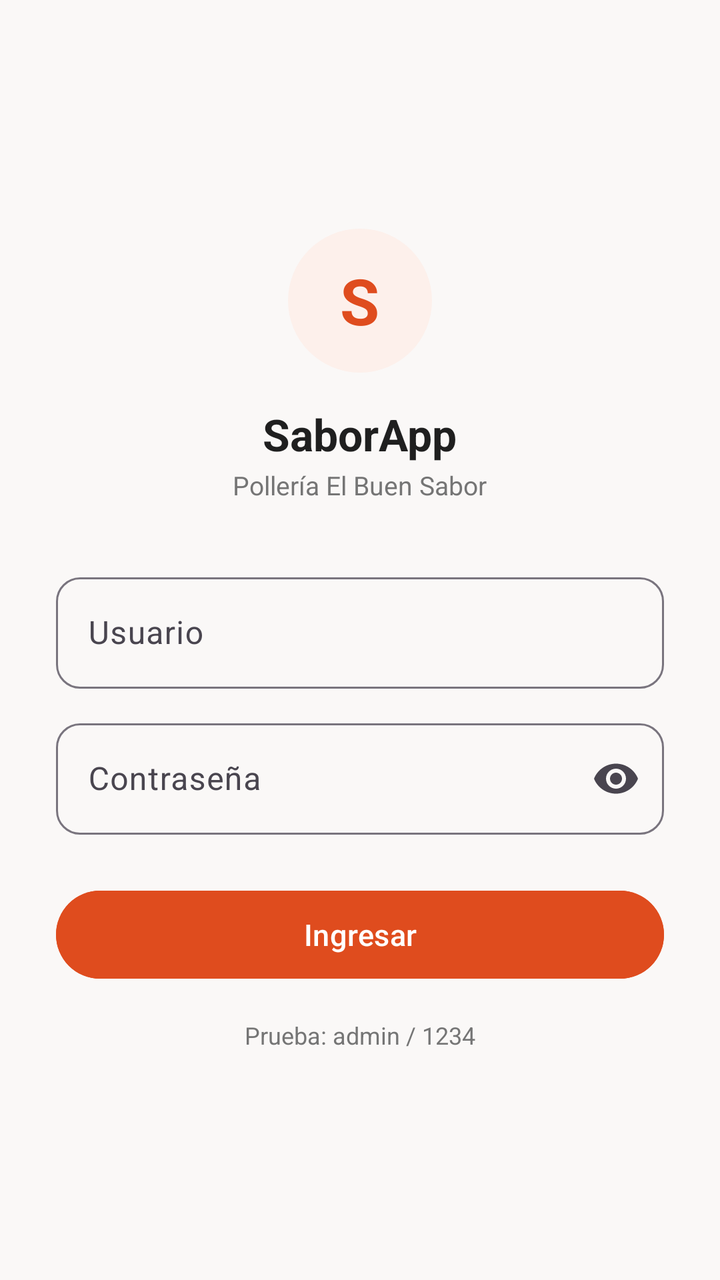
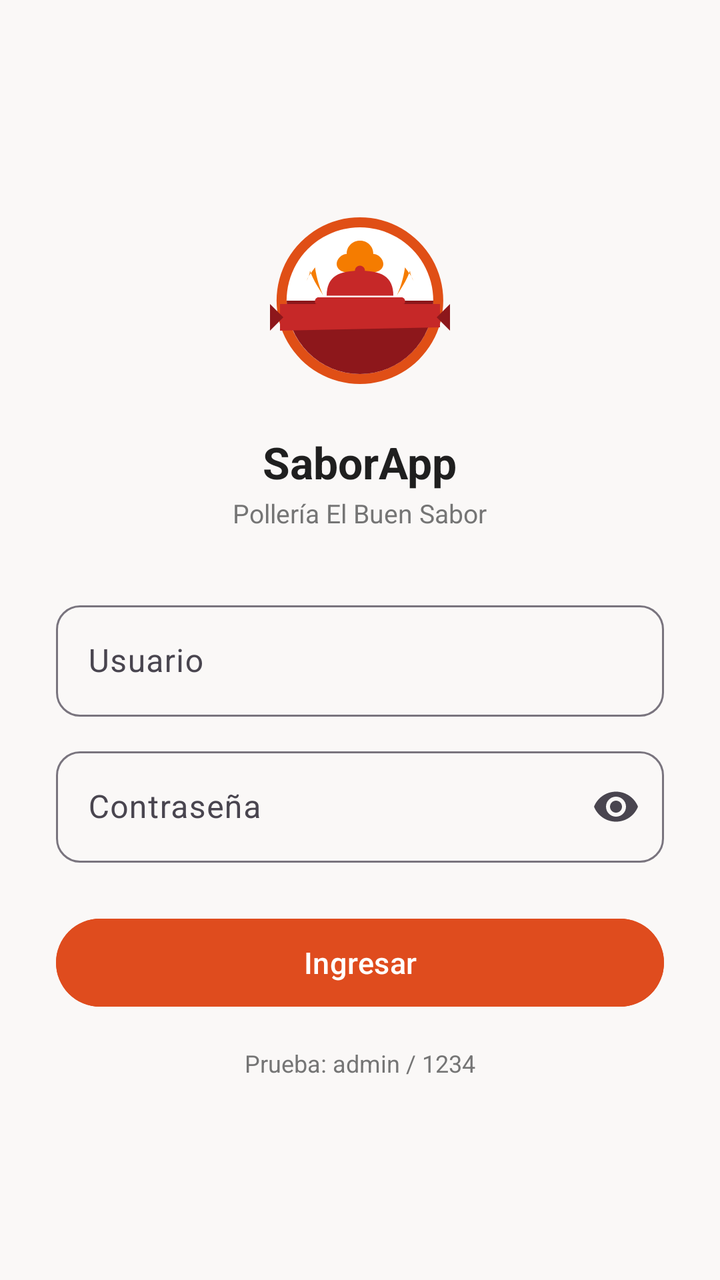

Screens rendered from an Android XML layout before and after an edit, with the pre-edit source and the edit as a unified diff.
<!-- AndroidManifest.xml: application theme Theme.SaborApp -->
<!-- res/layout/activity_login.xml -->
<?xml version="1.0" encoding="utf-8"?>
<ScrollView xmlns:android="http://schemas.android.com/apk/res/android"
    xmlns:app="http://schemas.android.com/apk/res-auto"
    android:layout_width="match_parent"
    android:layout_height="match_parent"
    android:fillViewport="true"
    android:background="@color/sabor_crema">

    <LinearLayout
        android:layout_width="match_parent"
        android:layout_height="wrap_content"
        android:gravity="center_horizontal"
        android:orientation="vertical"
        android:padding="28dp">

        <View
            android:layout_width="0dp"
            android:layout_height="0dp"
            android:layout_weight="1" />

        
        <FrameLayout
            android:layout_width="72dp"
            android:layout_height="72dp"
            android:background="@drawable/bg_circle_orange"
            android:layout_marginBottom="16dp">

            <TextView
                android:layout_width="wrap_content"
                android:layout_height="wrap_content"
                android:layout_gravity="center"
                android:text="S"
                android:textColor="@color/sabor_naranja"
                android:textSize="32sp"
                android:textStyle="bold" />
        </FrameLayout>

        
        <TextView
            android:layout_width="wrap_content"
            android:layout_height="wrap_content"
            android:text="@string/login_titulo"
            android:textColor="@color/sabor_negro"
            android:textSize="22sp"
            android:textStyle="bold" />

        
        <TextView
            android:layout_width="wrap_content"
            android:layout_height="wrap_content"
            android:layout_marginTop="2dp"
            android:layout_marginBottom="32dp"
            android:text="@string/login_subtitulo"
            android:textColor="@color/sabor_gris_texto"
            android:textSize="13sp" />

        
        <com.google.android.material.textfield.TextInputLayout
            android:id="@+id/tilUsuario"
            style="@style/Widget.Material3.TextInputLayout.OutlinedBox"
            android:layout_width="match_parent"
            android:layout_height="wrap_content"
            android:hint="@string/login_usuario"
            app:boxCornerRadiusBottomEnd="12dp"
            app:boxCornerRadiusBottomStart="12dp"
            app:boxCornerRadiusTopEnd="12dp"
            app:boxCornerRadiusTopStart="12dp">

            <com.google.android.material.textfield.TextInputEditText
                android:id="@+id/etUsuario"
                android:layout_width="match_parent"
                android:layout_height="wrap_content"
                android:inputType="text" />
        </com.google.android.material.textfield.TextInputLayout>

        
        <com.google.android.material.textfield.TextInputLayout
            android:id="@+id/tilClave"
            style="@style/Widget.Material3.TextInputLayout.OutlinedBox"
            android:layout_width="match_parent"
            android:layout_height="wrap_content"
            android:layout_marginTop="12dp"
            android:hint="@string/login_clave"
            app:endIconMode="password_toggle"
            app:boxCornerRadiusBottomEnd="12dp"
            app:boxCornerRadiusBottomStart="12dp"
            app:boxCornerRadiusTopEnd="12dp"
            app:boxCornerRadiusTopStart="12dp">

            <com.google.android.material.textfield.TextInputEditText
                android:id="@+id/etClave"
                android:layout_width="match_parent"
                android:layout_height="wrap_content"
                android:inputType="textPassword" />
        </com.google.android.material.textfield.TextInputLayout>

        
        <com.google.android.material.button.MaterialButton
            android:id="@+id/btnIngresar"
            android:layout_width="match_parent"
            android:layout_height="52dp"
            android:layout_marginTop="24dp"
            android:backgroundTint="@color/sabor_naranja"
            android:text="@string/login_ingresar"
            android:textAllCaps="false"
            android:textSize="15sp"
            app:cornerRadius="26dp" />

        
        <TextView
            android:layout_width="wrap_content"
            android:layout_height="wrap_content"
            android:layout_marginTop="16dp"
            android:text="@string/login_prueba_hint"
            android:textColor="@color/sabor_gris_texto"
            android:textSize="12sp" />

        <View
            android:layout_width="0dp"
            android:layout_height="0dp"
            android:layout_weight="1" />
    </LinearLayout>
</ScrollView>
<!-- resources referenced by this layout -->
<resources>
  <color name="sabor_crema">#FAF8F7</color>
  <color name="sabor_gris_texto">#757575</color>
  <color name="sabor_naranja">#DF4C1E</color>
  <color name="sabor_negro">#1F1F1F</color>
  <!-- drawable bg_circle_orange (drawable) -->
  <?xml version="1.0" encoding="utf-8"?>
  <shape xmlns:android="http://schemas.android.com/apk/res/android"
      android:shape="oval">
      <solid android:color="@color/sabor_naranja_suave" />
      <size android:width="40dp" android:height="40dp" />
  </shape>
  <string name="login_clave">Contraseña</string>
  <string name="login_ingresar">Ingresar</string>
  <string name="login_prueba_hint">Prueba: admin / 1234</string>
  <string name="login_subtitulo">Pollería El Buen Sabor</string>
  <string name="login_titulo">SaborApp</string>
  <string name="login_usuario">Usuario</string>
  <style name="Theme.SaborApp" parent="Theme.Material3.Light.NoActionBar">
          <item name="colorPrimary">@color/sabor_naranja</item>
          <item name="colorOnPrimary">@color/white</item>
          <item name="colorSecondary">@color/sabor_rojo</item>
          <item name="colorOnSecondary">@color/white</item>
          <item name="android:windowBackground">@color/sabor_crema</item>
          <item name="android:statusBarColor">@color/sabor_naranja_oscuro</item>
      </style>
  <color name="sabor_naranja_suave">#FDF0EB</color>
  <color name="white">#FFFFFFFF</color>
  <color name="sabor_rojo">#C62828</color>
  <color name="sabor_naranja_oscuro">#C83B0E</color>
</resources>

<!-- the commit's change to res/layout/activity_login.xml (unified diff, before → after) -->
@@ -19,21 +19,13 @@
             android:layout_weight="1" />
 
         
-        <FrameLayout
-            android:layout_width="72dp"
-            android:layout_height="72dp"
-            android:background="@drawable/bg_circle_orange"
-            android:layout_marginBottom="16dp">
-
-            <TextView
-                android:layout_width="wrap_content"
-                android:layout_height="wrap_content"
-                android:layout_gravity="center"
-                android:text="S"
-                android:textColor="@color/sabor_naranja"
-                android:textSize="32sp"
-                android:textStyle="bold" />
-        </FrameLayout>
+        <ImageView
+            android:id="@+id/ivLogoLogin"
+            android:layout_width="100dp"
+            android:layout_height="100dp"
+            android:layout_marginBottom="16dp"
+            android:contentDescription="@string/login_titulo"
+            android:src="@drawable/ic_logo_app" />
 
         
         <TextView
<!-- resource entries referenced after the edit -->
@@ -4,13 +4,69 @@
   <color name="sabor_gris_texto">#757575</color>
   <color name="sabor_naranja">#DF4C1E</color>
   <color name="sabor_negro">#1F1F1F</color>
-  <!-- drawable bg_circle_orange (drawable) -->
+  <!-- drawable ic_logo_app (drawable) -->
   <?xml version="1.0" encoding="utf-8"?>
-  <shape xmlns:android="http://schemas.android.com/apk/res/android"
-      android:shape="oval">
-      <solid android:color="@color/sabor_naranja_suave" />
-      <size android:width="40dp" android:height="40dp" />
-  </shape>
+  <vector xmlns:android="http://schemas.android.com/apk/res/android"
+      android:width="120dp"
+      android:height="120dp"
+      android:viewportWidth="120"
+      android:viewportHeight="120">
+  
+      
+      <path
+          android:fillColor="#E04F16"
+          android:pathData="M60,10 A50,50 0 1,1 59.9,10 Z" />
+  
+      
+      <path
+          android:fillColor="#FFFFFF"
+          android:pathData="M60,16 A44,44 0 1,1 59.9,16 Z" />
+  
+      
+      <path
+          android:fillColor="#8D171B"
+          android:pathData="M16,60 A44,44 0 0,0 104,60 Z" />
+  
+      
+      <path
+          android:fillColor="#C62828"
+          android:pathData="M12,62 L108,62 L108,76 L12,78 Z" />
+      <path
+          android:fillColor="#8D171B"
+          android:pathData="M6,62 L14,70 L6,78 Z" />
+      <path
+          android:fillColor="#8D171B"
+          android:pathData="M114,62 L106,70 L114,78 Z" />
+  
+      
+      <path
+          android:fillColor="#F57C00"
+          android:pathData="M52,32 C52,27 56,24 60,24 C64,24 68,27 68,32 C71,32 74,35 74,38 C74,41 71,43 68,43 L52,43 C49,43 46,41 46,38 C46,35 49,32 52,32 Z" />
+  
+      
+      
+      <path
+          android:fillColor="#C62828"
+          android:pathData="M60,39 A3,3 0 1,1 59.9,39 Z" />
+      
+      <path
+          android:fillColor="#C62828"
+          android:pathData="M40,57 C40,45 48,42 60,42 C72,42 80,45 80,57 Z" />
+      
+      <path
+          android:fillColor="#C62828"
+          android:pathData="M35,58 L85,58 C86,58 87,59 87,60 L87,61 C87,62 86,62 85,62 L35,62 C34,62 33,62 33,61 L33,60 C33,59 34,58 35,58 Z" />
+  
+      
+      <path
+          android:fillColor="#F57C00"
+          android:pathData="M30,42 C32,48 35,52 38,57 C36,53 34,47 33,40 C31,43 29,45 28,48 C29,46 30,44 30,42 Z" />
+  
+      
+      <path
+          android:fillColor="#F57C00"
+          android:pathData="M90,42 C88,48 85,52 82,57 C84,53 86,47 87,40 C89,43 91,45 92,48 C91,46 90,44 90,42 Z" />
+  </vector>
   <string name="login_clave">Contraseña</string>
   <string name="login_ingresar">Ingresar</string>
   <string name="login_prueba_hint">Prueba: admin / 1234</string>
@@ -25,7 +81,6 @@
           <item name="android:windowBackground">@color/sabor_crema</item>
           <item name="android:statusBarColor">@color/sabor_naranja_oscuro</item>
       </style>
-  <color name="sabor_naranja_suave">#FDF0EB</color>
   <color name="white">#FFFFFFFF</color>
   <color name="sabor_rojo">#C62828</color>
   <color name="sabor_naranja_oscuro">#C83B0E</color>
